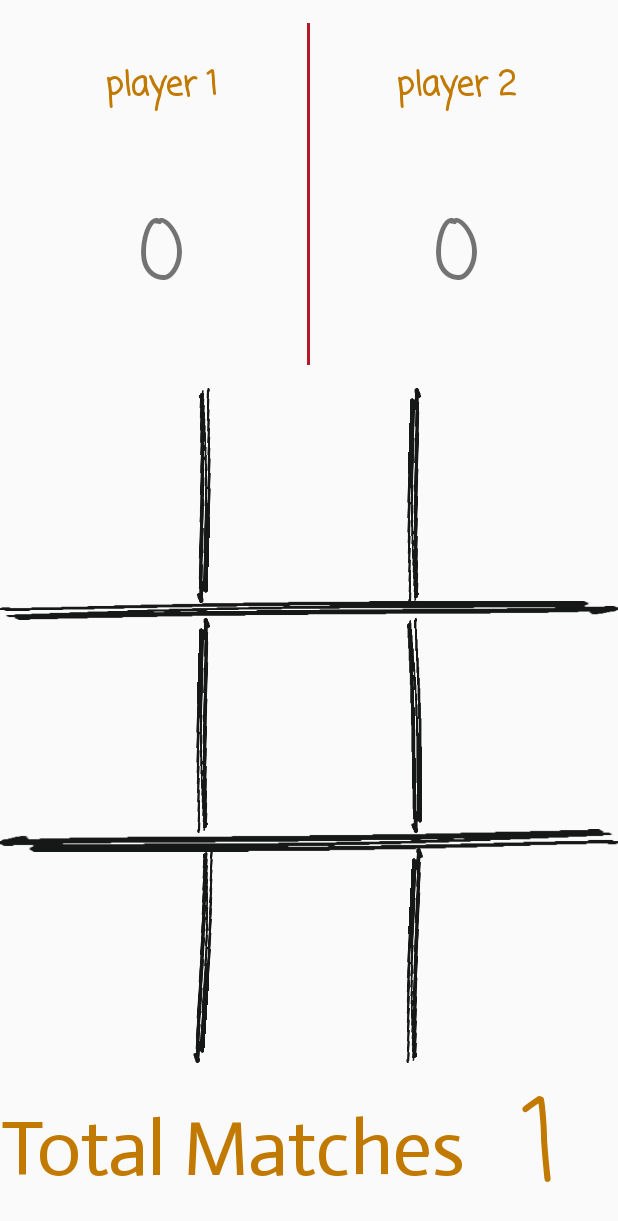
After one commit to aishik212/tictactoe, an Android app: the layout content_afterstart_online.xml on its own in the app's theme, with its tools: preview values and no code run, on a phone screen of 412 x 824 dp. The commit adds this screen. Shown: the top 1221 px of the screen. Run offline under Robolectric (Android 15) with nearby library versions, the phone set to English and light mode, and no system bars.

Commit message:
Fixed MatchMaking Fixed Timers Fixed Network Lag Fixed Layouts a bit Fixed Privacy related to user email
Took 2 hours 30 minutes

```diff
--- a/app/build.gradle
+++ b/app/build.gradle
@@ -19,8 +19,8 @@ android {
         applicationId "simpleapps.tictactoe"
         minSdkVersion 21
         targetSdkVersion 31
-        versionCode 4
-        versionName "4_TTT"
+        versionCode 7
+        versionName "7_TTT"
         signingConfig signingConfigs.tttkey
         multiDexEnabled true
     }
--- /dev/null
+++ b/app/src/main/res/layout/content_afterstart_online.xml
@@ -0,0 +1,309 @@
+<?xml version="1.0" encoding="utf-8"?>
+<LinearLayout xmlns:android="http://schemas.android.com/apk/res/android"
+    xmlns:app="http://schemas.android.com/apk/res-auto"
+    android:layout_width="match_parent"
+    android:layout_height="match_parent"
+    android:orientation="vertical"
+    app:layout_behavior="@string/appbar_scrolling_view_behavior">
+
+
+    <LinearLayout
+        android:layout_width="match_parent"
+        android:layout_height="0dp"
+        android:layout_marginTop="15dp"
+        android:layout_weight=".6"
+        android:gravity="center"
+        android:orientation="horizontal"
+        android:weightSum="2.1">
+
+        <TextView
+            android:id="@+id/playerone"
+            android:layout_width="0dp"
+            android:layout_height="match_parent"
+            android:layout_weight="1"
+            android:fontFamily="casual"
+            android:gravity="center"
+            android:text="player 1"
+            android:textColor="@color/secondaryDarkColor"
+            android:textSize="22sp"
+            android:textStyle="bold" />
+
+        <View
+            android:layout_width="2dp"
+            android:layout_height="match_parent"
+            android:layout_gravity="center"
+            android:background="@color/primaryDarkColor" />
+
+        <TextView
+            android:id="@+id/playertwo"
+            android:layout_width="0dp"
+            android:layout_height="match_parent"
+            android:layout_weight="1"
+            android:fontFamily="casual"
+            android:gravity="center"
+            android:text="player 2"
+            android:textAlignment="center"
+            android:textColor="@color/secondaryDarkColor"
+            android:textSize="22sp"
+            android:textStyle="bold" />
+
+
+    </LinearLayout>
+
+    <LinearLayout
+        android:layout_width="match_parent"
+        android:layout_height="0dp"
+        android:layout_weight="1"
+        android:gravity="center"
+        android:weightSum="2.1">
+
+        <TextView
+            android:id="@+id/p1score"
+            android:layout_width="0dp"
+            android:layout_height="match_parent"
+            android:layout_weight="1"
+            android:fontFamily="casual"
+            android:gravity="center"
+            android:text="0"
+            android:textSize="55sp" />
+
+
+        <View
+            android:layout_width="2dp"
+            android:layout_height="match_parent"
+            android:layout_gravity="center"
+            android:background="@color/primaryDarkColor" />
+
+        <TextView
+            android:id="@+id/p2score"
+            android:layout_width="0dp"
+            android:layout_height="match_parent"
+            android:layout_weight="1"
+            android:fontFamily="casual"
+            android:gravity="center"
+            android:text="0"
+            android:textSize="55sp" />
+
+
+    </LinearLayout>
+
+
+    <LinearLayout
+        android:layout_width="match_parent"
+        android:layout_height="0dp"
+        android:layout_marginTop="15dp"
+        android:layout_weight="1"
+        android:orientation="horizontal">
+
+        <ImageView
+            android:id="@+id/u00"
+            android:layout_width="0dp"
+            android:layout_height="match_parent"
+            android:layout_weight="1"
+            android:hapticFeedbackEnabled="false"
+            android:onClick="onClick"
+            android:tag="00" />
+
+        <View
+            android:layout_width="@dimen/line_thickness"
+            android:layout_height="match_parent"
+            android:background="@drawable/linev"
+            android:rotation="2" />
+
+        <ImageView
+            android:id="@+id/u01"
+            android:layout_width="0dp"
+            android:layout_height="match_parent"
+            android:layout_weight="1"
+            android:hapticFeedbackEnabled="false"
+            android:onClick="onClick"
+            android:tag="01" />
+
+        <View
+            android:layout_width="@dimen/line_thickness"
+            android:layout_height="match_parent"
+            android:background="@drawable/linev"
+            android:rotation="182" />
+
+        <ImageView
+            android:id="@+id/u02"
+            android:layout_width="0dp"
+            android:layout_height="match_parent"
+            android:layout_weight="1"
+            android:hapticFeedbackEnabled="false"
+            android:onClick="onClick"
+            android:tag="02" />
+
+
+    </LinearLayout>
+
+    <View
+        android:layout_width="match_parent"
+        android:layout_height="@dimen/line_thickness"
+        android:background="@drawable/lineh"
+        android:scaleY="1.25" />
+
+    <LinearLayout
+        android:layout_width="match_parent"
+        android:layout_height="0dp"
+        android:layout_weight="1"
+        android:orientation="horizontal">
+
+        <ImageView
+            android:id="@+id/m00"
+            android:layout_width="0dp"
+            android:layout_height="match_parent"
+            android:layout_weight="1"
+            android:hapticFeedbackEnabled="false"
+            android:onClick="p10"
+            android:tag="10" />
+
+        <View
+            android:layout_width="@dimen/line_thickness"
+            android:layout_height="match_parent"
+            android:background="@drawable/linev"
+            android:rotation="182" />
+
+        <ImageView
+            android:id="@+id/m01"
+            android:layout_width="0dp"
+            android:layout_height="match_parent"
+            android:layout_weight="1"
+            android:hapticFeedbackEnabled="false"
+            android:onClick="onClick"
+            android:tag="11" />
+
+        <View
+            android:layout_width="@dimen/line_thickness"
+            android:layout_height="match_parent"
+            android:background="@drawable/linev"
+            android:rotation="0"
+            android:rotationX="0" />
+
+        <ImageView
+            android:id="@+id/m02"
+            android:layout_width="0dp"
+            android:layout_height="match_parent"
+            android:layout_weight="1"
+            android:hapticFeedbackEnabled="false"
+            android:onClick="onClick"
+            android:tag="12" />
+
+
+    </LinearLayout>
+
+
+    <View
+        android:layout_width="match_parent"
+        android:layout_height="@dimen/line_thickness"
+        android:background="@drawable/lineh"
+        android:rotation="180"
+        android:scaleY="1.5" />
+
+    <LinearLayout
+        android:layout_width="match_parent"
+        android:layout_height="0dp"
+        android:layout_weight="1"
+        android:orientation="horizontal">
+
+        <ImageView
+            android:id="@+id/b00"
+            android:layout_width="0dp"
+            android:layout_height="match_parent"
+            android:layout_weight="1"
+            android:hapticFeedbackEnabled="false"
+            android:onClick="onClick"
+            android:tag="20" />
+
+        <View
+            android:layout_width="@dimen/line_thickness"
+            android:layout_height="match_parent"
+            android:background="@drawable/linev"
+            android:rotation="4" />
+
+        <ImageView
+            android:id="@+id/b01"
+            android:layout_width="0dp"
+            android:layout_height="match_parent"
+            android:layout_weight="1"
+            android:hapticFeedbackEnabled="false"
+            android:onClick="onClick"
+            android:tag="21" />
+
+        <View
+            android:layout_width="@dimen/line_thickness"
+            android:layout_height="match_parent"
+            android:background="@drawable/linev"
+            android:rotation="183" />
+
+        <ImageView
+            android:id="@+id/b02"
+            android:layout_width="0dp"
+            android:layout_height="match_parent"
+            android:layout_weight="1"
+            android:hapticFeedbackEnabled="false"
+            android:onClick="onClick"
+            android:tag="22" />
+
+
+    </LinearLayout>
+
+    <TextView
+        android:id="@+id/turn_tv"
+        android:layout_width="match_parent"
+        android:layout_height="wrap_content"
+        android:fontFamily="@font/actor"
+        android:gravity="center"
+        android:text="Your Turn"
+        android:textColor="@color/primaryLightColor"
+        android:textSize="22sp"
+        android:textStyle="bold"
+        android:visibility="gone" />
+
+    <LinearLayout
+        android:id="@+id/linearLayout"
+        android:layout_width="match_parent"
+        android:layout_height="0dp"
+        android:layout_weight=".8"
+        android:gravity="center">
+
+
+        <TextView
+            android:layout_width="match_parent"
+            android:layout_height="match_parent"
+            android:layout_gravity="center"
+            android:layout_weight="1"
+            android:fontFamily="@font/actor"
+            android:gravity="center"
+            android:text="Total Matches"
+            android:textColor="@color/secondaryDarkColor"
+            app:autoSizeTextType="uniform" />
+
+
+        <TextView
+            android:id="@+id/gamenumber"
+            android:layout_width="match_parent"
+            android:layout_height="match_parent"
+            android:layout_gravity="center"
+            android:layout_weight="3"
+            android:fontFamily="casual"
+            android:gravity="center"
+            android:text="1"
+            android:textColor="@color/secondaryDarkColor"
+            android:textSize="25sp"
+            app:autoSizeTextType="uniform" />
+
+
+    </LinearLayout>
+
+    <FrameLayout
+        android:id="@+id/bannerAdFrame"
+        android:layout_width="match_parent"
+        android:layout_height="wrap_content"
+        android:visibility="gone"
+        app:layout_constraintBottom_toBottomOf="parent"
+        app:layout_constraintEnd_toEndOf="parent"
+        app:layout_constraintStart_toStartOf="parent" />
+
+
+</LinearLayout>
```
Also changed, not shown: app/src/main/java/simpleapps/tictactoe/AfterstartOnline.java (+111 -7 lines), app/src/main/java/simpleapps/tictactoe/MainActivity.kt (+51 -30 lines), 1 other file.
